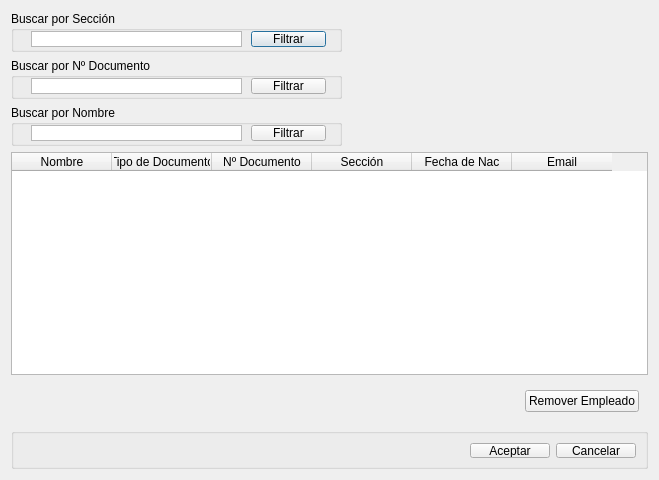
This is src/ui/DialogRemoverEmpleadoDeSeccion.ui in guilleurrutia10/division-transporte as Qt 5 draws it before an edit. The edited form follows.
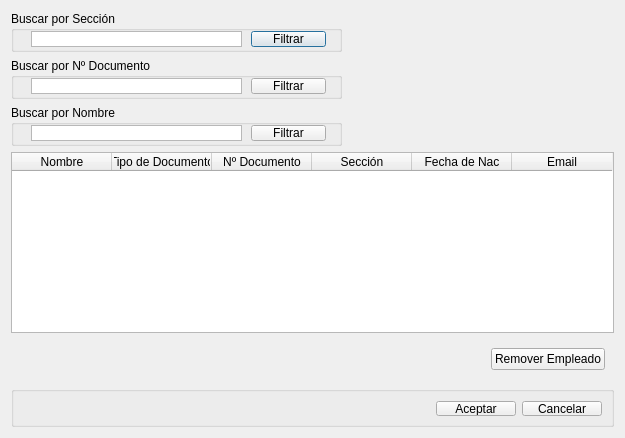
This is the edited form.

The edit to the form file:
```diff
--- a/src/ui/DialogRemoverEmpleadoDeSeccion.ui
+++ b/src/ui/DialogRemoverEmpleadoDeSeccion.ui
@@ -6,8 +6,8 @@
    <rect>
     <x>0</x>
     <y>0</y>
-    <width>659</width>
-    <height>480</height>
+    <width>621</width>
+    <height>434</height>
    </rect>
   </property>
   <property name="minimumSize">
@@ -184,6 +184,12 @@
    </item>
    <item row="3" column="0" colspan="2">
     <widget class="QTableWidget" name="tableWidget">
+     <property name="minimumSize">
+      <size>
+       <width>603</width>
+       <height>181</height>
+      </size>
+     </property>
      <column>
       <property name="text">
        <string>Nombre</string>
```
